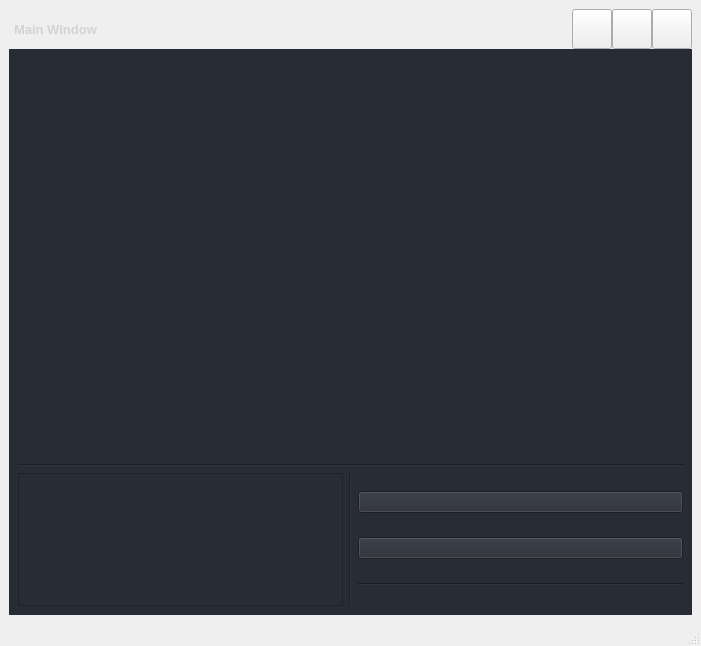
Above: src/ui/pyside_ui/forms/main_window.ui from DariuszMak/fullstack-python-app before the change. Below: the same form after it.
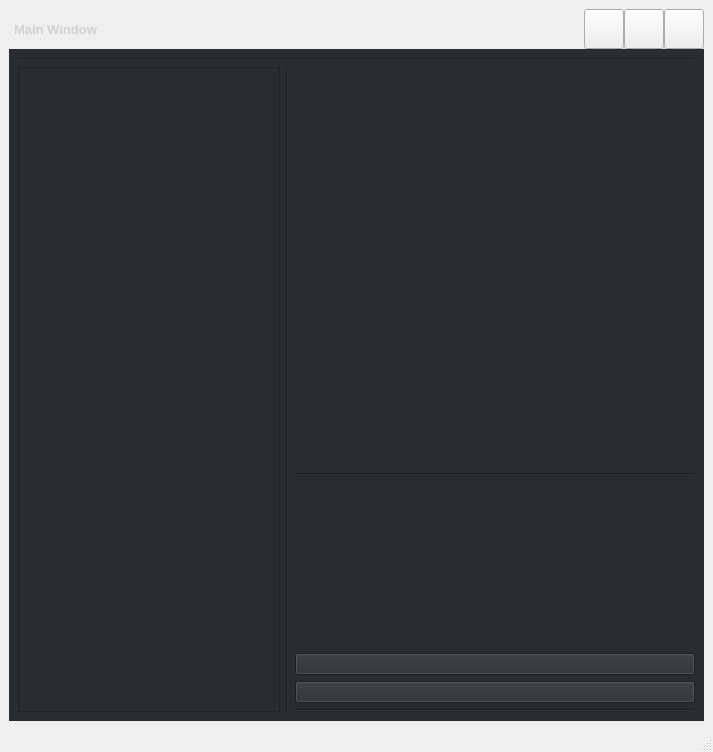
That is the form after the change. Icons and pictures are not drawn.

Commit message: even better alignment

Diff of the .ui file:
```diff
--- a/src/ui/pyside_ui/forms/main_window.ui
+++ b/src/ui/pyside_ui/forms/main_window.ui
@@ -6,8 +6,8 @@
       <rect>
         <x>0</x>
         <y>0</y>
-        <width>701</width>
-        <height>646</height>
+        <width>713</width>
+        <height>752</height>
       </rect>
     </property>
     <property name="minimumSize">
@@ -403,23 +403,6 @@
                           <enum>QFrame::Shadow::Raised</enum>
                         </property>
                         <layout class="QVBoxLayout" name="verticalLayout_3">
-                          <item>
-                            <widget class="QFrame" name="frame_clock_widget">
-                              <property name="sizePolicy">
-                                <sizepolicy hsizetype="MinimumExpanding" vsizetype="MinimumExpanding">
-                                  <horstretch>0</horstretch>
-                                  <verstretch>0</verstretch>
-                                </sizepolicy>
-                              </property>
-                              <property name="minimumSize">
-                                <size>
-                                  <width>400</width>
-                                  <height>400</height>
-                                </size>
-                              </property>
-                              <layout class="QHBoxLayout" name="horizontalLayout_9"/>
-                            </widget>
-                          </item>
                           <item>
                             <widget class="Line" name="line_2">
                               <property name="orientation">
@@ -451,8 +434,8 @@
                                       <rect>
                                         <x>0</x>
                                         <y>0</y>
-                                        <width>320</width>
-                                        <height>95</height>
+                                        <width>254</width>
+                                        <height>607</height>
                                       </rect>
                                     </property>
                                     <layout class="QVBoxLayout" name="weatherScoreContainerLayout"/>
@@ -471,6 +454,43 @@
                                   <property name="sizeConstraint">
                                     <enum>QLayout::SizeConstraint::SetDefaultConstraint</enum>
                                   </property>
+                                  <item>
+                                    <widget class="QFrame" name="frame_clock_widget">
+                                      <property name="sizePolicy">
+                                        <sizepolicy hsizetype="MinimumExpanding" vsizetype="MinimumExpanding">
+                                          <horstretch>0</horstretch>
+                                          <verstretch>0</verstretch>
+                                        </sizepolicy>
+                                      </property>
+                                      <property name="minimumSize">
+                                        <size>
+                                          <width>400</width>
+                                          <height>400</height>
+                                        </size>
+                                      </property>
+                                      <layout class="QHBoxLayout" name="horizontalLayout_9"/>
+                                    </widget>
+                                  </item>
+                                  <item>
+                                    <widget class="Line" name="line_4">
+                                      <property name="orientation">
+                                        <enum>Qt::Orientation::Horizontal</enum>
+                                      </property>
+                                    </widget>
+                                  </item>
+                                  <item>
+                                    <spacer name="verticalSpacer">
+                                      <property name="orientation">
+                                        <enum>Qt::Orientation::Vertical</enum>
+                                      </property>
+                                      <property name="sizeHint" stdset="0">
+                                        <size>
+                                          <width>20</width>
+                                          <height>40</height>
+                                        </size>
+                                      </property>
+                                    </spacer>
+                                  </item>
                                   <item>
                                     <widget class="QPushButton" name="openWindowButton">
                                       <property name="sizePolicy">
```
Left out of the diff: 2 changed lines with no effect on the pictures. The commit also changes 1 other file.
